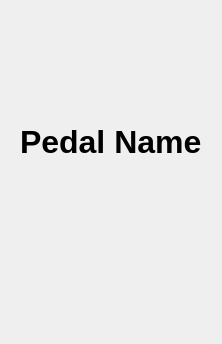
First picture: the form in src/pyfx/ui/pedal_widget.ui, repository keatoncscheible/gfx_dev_app, before the edit.
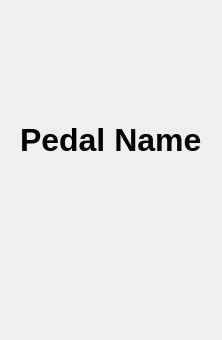
Second picture: the form after the edit. Custom widgets are drawn as their Qt base class.

Diff of the .ui file:
```diff
--- a/src/pyfx/ui/pedal_widget.ui
+++ b/src/pyfx/ui/pedal_widget.ui
@@ -7,7 +7,7 @@
     <x>0</x>
     <y>0</y>
     <width>219</width>
-    <height>344</height>
+    <height>340</height>
    </rect>
   </property>
   <property name="maximumSize">
@@ -21,7 +21,7 @@
   </property>
   <layout class="QVBoxLayout" name="verticalLayout">
    <property name="spacing">
-    <number>10</number>
+    <number>20</number>
    </property>
    <property name="leftMargin">
     <number>20</number>
@@ -83,9 +83,12 @@
      <property name="bottomMargin">
       <number>60</number>
      </property>
-     <property name="spacing">
+     <property name="horizontalSpacing">
       <number>10</number>
      </property>
+     <property name="verticalSpacing">
+      <number>0</number>
+     </property>
     </layout>
    </item>
    <item>
@@ -99,9 +102,12 @@
      <property name="bottomMargin">
       <number>20</number>
      </property>
-     <property name="spacing">
+     <property name="horizontalSpacing">
       <number>10</number>
      </property>
+     <property name="verticalSpacing">
+      <number>0</number>
+     </property>
     </layout>
    </item>
    <item>
```
